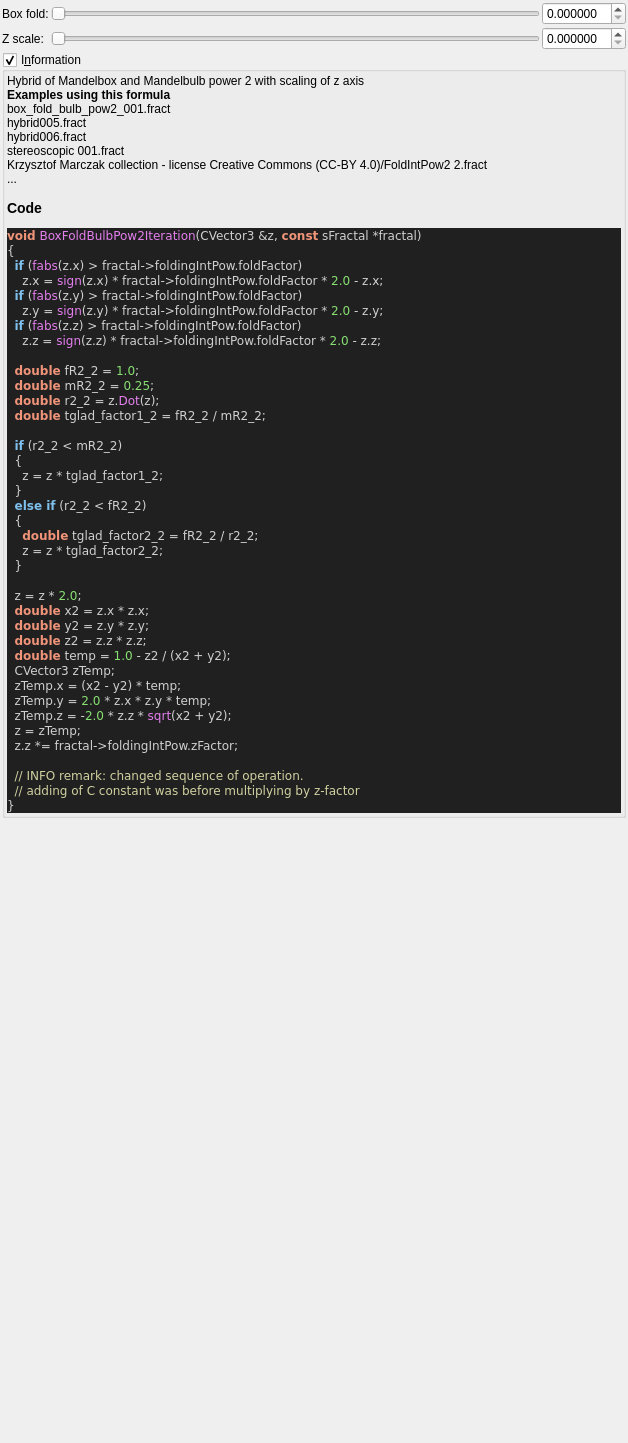
Qt form mandelbulber2/formula/ui/fractal_box_fold_bulb_pow2.ui (buddhi1980/mandelbulber2) before a commit.
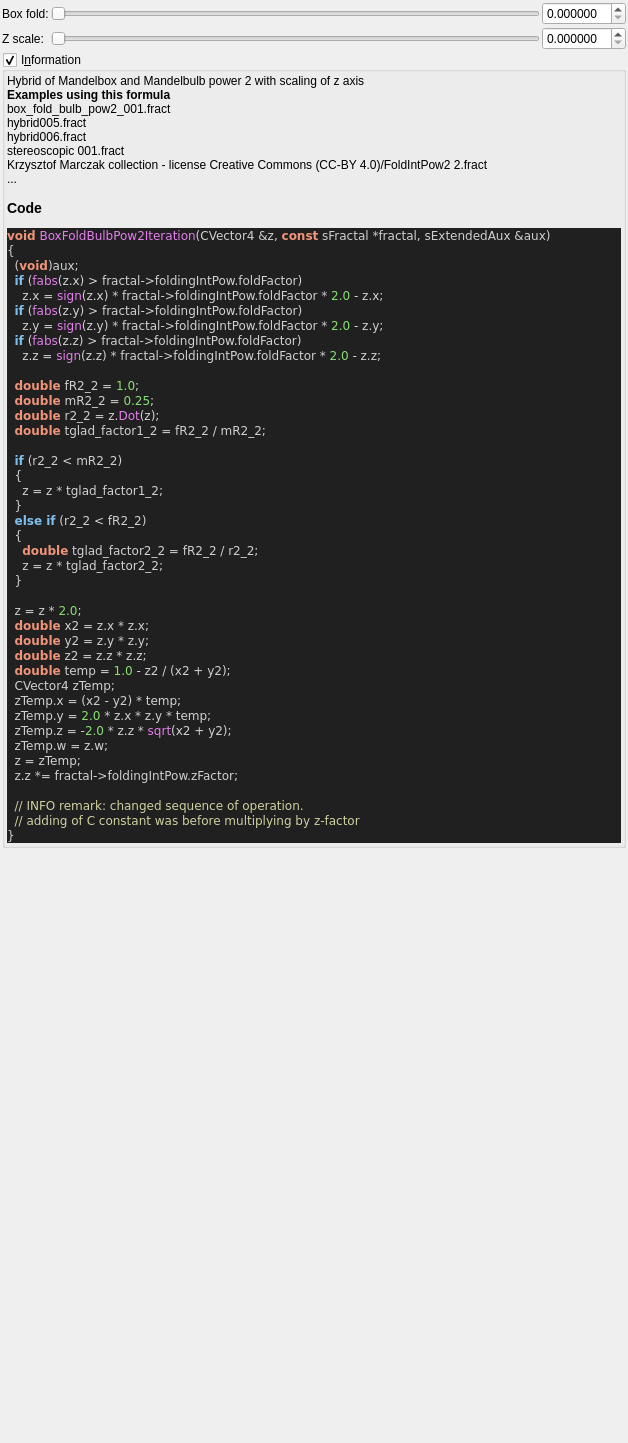
The same form after that commit. Custom widgets are drawn as their Qt base class.

What changed in the file:
```diff
--- a/mandelbulber2/formula/ui/fractal_box_fold_bulb_pow2.ui
+++ b/mandelbulber2/formula/ui/fractal_box_fold_bulb_pow2.ui
@@ -184,8 +184,9 @@
 &lt;/table&gt;
 &lt;br&gt;&lt;b&gt;Examples using this formula&lt;/b&gt;&lt;br&gt;box_fold_bulb_pow2_001.fract&lt;br&gt;hybrid005.fract&lt;br&gt;hybrid006.fract&lt;br&gt;stereoscopic 001.fract&lt;br&gt;Krzysztof Marczak collection - license Creative Commons (CC-BY 4.0)/FoldIntPow2 2.fract&lt;br&gt;...&lt;h3&gt;Code&lt;/h3&gt;
 &lt;body style=&quot;background-color:#202020&quot;&gt;
-&lt;pre style=&quot;color:#d0d0d0; background-color:#202020;  font-family:'Courier New',monospace;&quot;&gt;&lt;span style=&quot;color:#f09479; font-weight:bold&quot;&gt;void&lt;/span&gt; &lt;span style=&quot;color:#e47eed&quot;&gt;BoxFoldBulbPow2Iteration&lt;/span&gt;&lt;span style=&quot;color:#d0d0d0&quot;&gt;(&lt;/span&gt;CVector3 &lt;span style=&quot;color:#d0d0d0&quot;&gt;&amp;amp;&lt;/span&gt;z&lt;span style=&quot;color:#d0d0d0&quot;&gt;,&lt;/span&gt; &lt;span style=&quot;color:#f09479; font-weight:bold&quot;&gt;const&lt;/span&gt; sFractal &lt;span style=&quot;color:#d0d0d0&quot;&gt;*&lt;/span&gt;fractal&lt;span style=&quot;color:#d0d0d0&quot;&gt;)&lt;/span&gt;
+&lt;pre style=&quot;color:#d0d0d0; background-color:#202020;  font-family:'Courier New',monospace;&quot;&gt;&lt;span style=&quot;color:#f09479; font-weight:bold&quot;&gt;void&lt;/span&gt; &lt;span style=&quot;color:#e47eed&quot;&gt;BoxFoldBulbPow2Iteration&lt;/span&gt;&lt;span style=&quot;color:#d0d0d0&quot;&gt;(&lt;/span&gt;CVector4 &lt;span style=&quot;color:#d0d0d0&quot;&gt;&amp;amp;&lt;/span&gt;z&lt;span style=&quot;color:#d0d0d0&quot;&gt;,&lt;/span&gt; &lt;span style=&quot;color:#f09479; font-weight:bold&quot;&gt;const&lt;/span&gt; sFractal &lt;span style=&quot;color:#d0d0d0&quot;&gt;*&lt;/span&gt;fractal&lt;span style=&quot;color:#d0d0d0&quot;&gt;,&lt;/span&gt; sExtendedAux &lt;span style=&quot;color:#d0d0d0&quot;&gt;&amp;amp;&lt;/span&gt;aux&lt;span style=&quot;color:#d0d0d0&quot;&gt;)&lt;/span&gt;
 &lt;span style=&quot;color:#d0d0d0&quot;&gt;{&lt;/span&gt;
+  &lt;span style=&quot;color:#d0d0d0&quot;&gt;(&lt;/span&gt;&lt;span style=&quot;color:#f09479; font-weight:bold&quot;&gt;void&lt;/span&gt;&lt;span style=&quot;color:#d0d0d0&quot;&gt;)&lt;/span&gt;aux&lt;span style=&quot;color:#d0d0d0&quot;&gt;;&lt;/span&gt;
   &lt;span style=&quot;color:#7ec0ee; font-weight:bold&quot;&gt;if&lt;/span&gt; &lt;span style=&quot;color:#d0d0d0&quot;&gt;(&lt;/span&gt;&lt;span style=&quot;color:#e47eed&quot;&gt;fabs&lt;/span&gt;&lt;span style=&quot;color:#d0d0d0&quot;&gt;(&lt;/span&gt;z&lt;span style=&quot;color:#d0d0d0&quot;&gt;.&lt;/span&gt;x&lt;span style=&quot;color:#d0d0d0&quot;&gt;) &amp;gt;&lt;/span&gt; fractal&lt;span style=&quot;color:#d0d0d0&quot;&gt;-&amp;gt;&lt;/span&gt;foldingIntPow&lt;span style=&quot;color:#d0d0d0&quot;&gt;.&lt;/span&gt;foldFactor&lt;span style=&quot;color:#d0d0d0&quot;&gt;)&lt;/span&gt;
     z&lt;span style=&quot;color:#d0d0d0&quot;&gt;.&lt;/span&gt;x &lt;span style=&quot;color:#d0d0d0&quot;&gt;=&lt;/span&gt; &lt;span style=&quot;color:#e47eed&quot;&gt;sign&lt;/span&gt;&lt;span style=&quot;color:#d0d0d0&quot;&gt;(&lt;/span&gt;z&lt;span style=&quot;color:#d0d0d0&quot;&gt;.&lt;/span&gt;x&lt;span style=&quot;color:#d0d0d0&quot;&gt;) *&lt;/span&gt; fractal&lt;span style=&quot;color:#d0d0d0&quot;&gt;-&amp;gt;&lt;/span&gt;foldingIntPow&lt;span style=&quot;color:#d0d0d0&quot;&gt;.&lt;/span&gt;foldFactor &lt;span style=&quot;color:#d0d0d0&quot;&gt;*&lt;/span&gt; &lt;span style=&quot;color:#87df71&quot;&gt;2.0&lt;/span&gt; &lt;span style=&quot;color:#d0d0d0&quot;&gt;-&lt;/span&gt; z&lt;span style=&quot;color:#d0d0d0&quot;&gt;.&lt;/span&gt;x&lt;span style=&quot;color:#d0d0d0&quot;&gt;;&lt;/span&gt;
   &lt;span style=&quot;color:#7ec0ee; font-weight:bold&quot;&gt;if&lt;/span&gt; &lt;span style=&quot;color:#d0d0d0&quot;&gt;(&lt;/span&gt;&lt;span style=&quot;color:#e47eed&quot;&gt;fabs&lt;/span&gt;&lt;span style=&quot;color:#d0d0d0&quot;&gt;(&lt;/span&gt;z&lt;span style=&quot;color:#d0d0d0&quot;&gt;.&lt;/span&gt;y&lt;span style=&quot;color:#d0d0d0&quot;&gt;) &amp;gt;&lt;/span&gt; fractal&lt;span style=&quot;color:#d0d0d0&quot;&gt;-&amp;gt;&lt;/span&gt;foldingIntPow&lt;span style=&quot;color:#d0d0d0&quot;&gt;.&lt;/span&gt;foldFactor&lt;span style=&quot;color:#d0d0d0&quot;&gt;)&lt;/span&gt;
@@ -213,10 +214,11 @@
   &lt;span style=&quot;color:#f09479; font-weight:bold&quot;&gt;double&lt;/span&gt; y2 &lt;span style=&quot;color:#d0d0d0&quot;&gt;=&lt;/span&gt; z&lt;span style=&quot;color:#d0d0d0&quot;&gt;.&lt;/span&gt;y &lt;span style=&quot;color:#d0d0d0&quot;&gt;*&lt;/span&gt; z&lt;span style=&quot;color:#d0d0d0&quot;&gt;.&lt;/span&gt;y&lt;span style=&quot;color:#d0d0d0&quot;&gt;;&lt;/span&gt;
   &lt;span style=&quot;color:#f09479; font-weight:bold&quot;&gt;double&lt;/span&gt; z2 &lt;span style=&quot;color:#d0d0d0&quot;&gt;=&lt;/span&gt; z&lt;span style=&quot;color:#d0d0d0&quot;&gt;.&lt;/span&gt;z &lt;span style=&quot;color:#d0d0d0&quot;&gt;*&lt;/span&gt; z&lt;span style=&quot;color:#d0d0d0&quot;&gt;.&lt;/span&gt;z&lt;span style=&quot;color:#d0d0d0&quot;&gt;;&lt;/span&gt;
   &lt;span style=&quot;color:#f09479; font-weight:bold&quot;&gt;double&lt;/span&gt; temp &lt;span style=&quot;color:#d0d0d0&quot;&gt;=&lt;/span&gt; &lt;span style=&quot;color:#87df71&quot;&gt;1.0&lt;/span&gt; &lt;span style=&quot;color:#d0d0d0&quot;&gt;-&lt;/span&gt; z2 &lt;span style=&quot;color:#d0d0d0&quot;&gt;/ (&lt;/span&gt;x2 &lt;span style=&quot;color:#d0d0d0&quot;&gt;+&lt;/span&gt; y2&lt;span style=&quot;color:#d0d0d0&quot;&gt;);&lt;/span&gt;
-  CVector3 zTemp&lt;span style=&quot;color:#d0d0d0&quot;&gt;;&lt;/span&gt;
+  CVector4 zTemp&lt;span style=&quot;color:#d0d0d0&quot;&gt;;&lt;/span&gt;
   zTemp&lt;span style=&quot;color:#d0d0d0&quot;&gt;.&lt;/span&gt;x &lt;span style=&quot;color:#d0d0d0&quot;&gt;= (&lt;/span&gt;x2 &lt;span style=&quot;color:#d0d0d0&quot;&gt;-&lt;/span&gt; y2&lt;span style=&quot;color:#d0d0d0&quot;&gt;) *&lt;/span&gt; temp&lt;span style=&quot;color:#d0d0d0&quot;&gt;;&lt;/span&gt;
   zTemp&lt;span style=&quot;color:#d0d0d0&quot;&gt;.&lt;/span&gt;y &lt;span style=&quot;color:#d0d0d0&quot;&gt;=&lt;/span&gt; &lt;span style=&quot;color:#87df71&quot;&gt;2.0&lt;/span&gt; &lt;span style=&quot;color:#d0d0d0&quot;&gt;*&lt;/span&gt; z&lt;span style=&quot;color:#d0d0d0&quot;&gt;.&lt;/span&gt;x &lt;span style=&quot;color:#d0d0d0&quot;&gt;*&lt;/span&gt; z&lt;span style=&quot;color:#d0d0d0&quot;&gt;.&lt;/span&gt;y &lt;span style=&quot;color:#d0d0d0&quot;&gt;*&lt;/span&gt; temp&lt;span style=&quot;color:#d0d0d0&quot;&gt;;&lt;/span&gt;
   zTemp&lt;span style=&quot;color:#d0d0d0&quot;&gt;.&lt;/span&gt;z &lt;span style=&quot;color:#d0d0d0&quot;&gt;= -&lt;/span&gt;&lt;span style=&quot;color:#87df71&quot;&gt;2.0&lt;/span&gt; &lt;span style=&quot;color:#d0d0d0&quot;&gt;*&lt;/span&gt; z&lt;span style=&quot;color:#d0d0d0&quot;&gt;.&lt;/span&gt;z &lt;span style=&quot;color:#d0d0d0&quot;&gt;*&lt;/span&gt; &lt;span style=&quot;color:#e47eed&quot;&gt;sqrt&lt;/span&gt;&lt;span style=&quot;color:#d0d0d0&quot;&gt;(&lt;/span&gt;x2 &lt;span style=&quot;color:#d0d0d0&quot;&gt;+&lt;/span&gt; y2&lt;span style=&quot;color:#d0d0d0&quot;&gt;);&lt;/span&gt;
+  zTemp&lt;span style=&quot;color:#d0d0d0&quot;&gt;.&lt;/span&gt;w &lt;span style=&quot;color:#d0d0d0&quot;&gt;=&lt;/span&gt; z&lt;span style=&quot;color:#d0d0d0&quot;&gt;.&lt;/span&gt;w&lt;span style=&quot;color:#d0d0d0&quot;&gt;;&lt;/span&gt;
   z &lt;span style=&quot;color:#d0d0d0&quot;&gt;=&lt;/span&gt; zTemp&lt;span style=&quot;color:#d0d0d0&quot;&gt;;&lt;/span&gt;
   z&lt;span style=&quot;color:#d0d0d0&quot;&gt;.&lt;/span&gt;z &lt;span style=&quot;color:#d0d0d0&quot;&gt;*=&lt;/span&gt; fractal&lt;span style=&quot;color:#d0d0d0&quot;&gt;-&amp;gt;&lt;/span&gt;foldingIntPow&lt;span style=&quot;color:#d0d0d0&quot;&gt;.&lt;/span&gt;zFactor&lt;span style=&quot;color:#d0d0d0&quot;&gt;;&lt;/span&gt;
 
```
